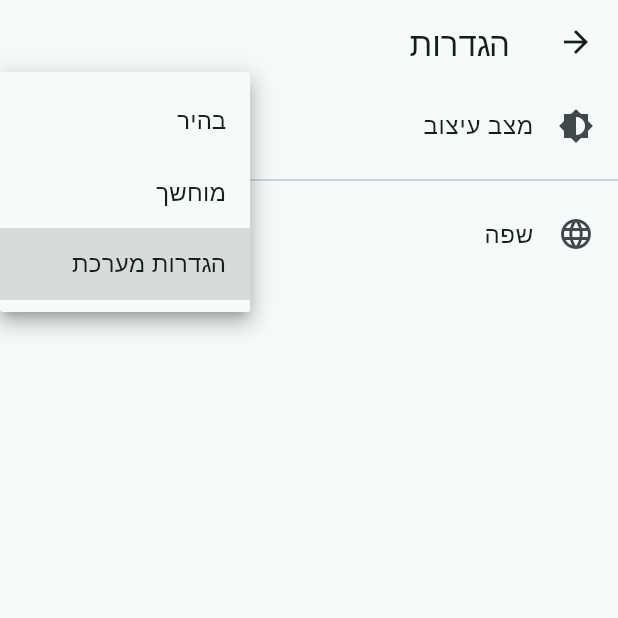
After one commit to Mashiah555/multi_calculator, a Flutter app: the SettingsScreen screen opened directly, after a tap on "הגדרות מערכת", on a phone screen of 412 x 824 dp, the top half of it. The commit adds this screen. Run offline on Flutter 3.47's test engine with Material 3 defaults, Android fonts, the phone set to English and light mode, and no system bars; our stand-ins replace flutter_riverpod, lottie, shared_preferences; accounts and stored records are empty.

Commit message:
Implemented the settings screen

```diff
--- a/lib/l10n/arb/app_he.arb
+++ b/lib/l10n/arb/app_he.arb
@@ -1,5 +1,23 @@
 {
     "@@locale": "he",
     "@@comment": "flutter gen-l10n",
-    "placeholder": "--TBD_HE--"
+    "placeholder": "--TBD_HE--",
+    "settings": "הגדרות",
+    "themeMode": "מצב עיצוב",
+    "light": "בהיר",
+    "dark": "מוחשך",
+    "system": "הגדרות מערכת",
+    "language": "שפה",
+    "calculator": "מחשבון {adjective}",
+    "converter": "המרת {adjective}",
+    "basic": "פשוט",
+    "advanced": "מתקדם",
+    "length": "אורך",
+    "mass": "משקל",
+    "area": "שטח",
+    "volume": "נפח",
+    "time": "זמן",
+    "data": "דאטה",
+    "speed": "מהירות",
+    "temperature": "טמפרטורה"
 }
--- /dev/null
+++ b/lib/screens/settings_screen.dart
@@ -0,0 +1,67 @@
+import 'package:flutter/material.dart';
+import 'package:flutter_riverpod/flutter_riverpod.dart';
+import 'package:multi_calculator/l10n/generated/l10n.dart';
+import 'package:multi_calculator/providers/settings_provider.dart';
+
+class SettingsScreen extends ConsumerWidget {
+  const SettingsScreen({super.key});
+
+  @override
+  Widget build(BuildContext context, WidgetRef ref) {
+    // A handy variable to access translated strings
+    final l10n = AppLocalizations.of(context);
+
+    final currentTheme = ref.watch(themeModeProvider);
+    final currentLocale = ref.watch(localeProvider);
+
+    return Scaffold(
+      appBar: AppBar(title: Text(l10n.settings)),
+      body: ListView(
+        children: [
+          // Theme Selection
+          ListTile(
+            leading: const Icon(Icons.brightness_6),
+            title: Text(l10n.themeMode),
+            trailing: DropdownButton<ThemeMode>(
+              value: currentTheme,
+              onChanged: (ThemeMode? newMode) {
+                if (newMode != null) {
+                  ref.read(themeModeProvider.notifier).setTheme(newMode);
+                }
+              },
+              items: [
+                DropdownMenuItem(
+                  value: ThemeMode.light,
+                  child: Text(l10n.light),
+                ),
+                DropdownMenuItem(value: ThemeMode.dark, child: Text(l10n.dark)),
+                DropdownMenuItem(
+                  value: ThemeMode.system,
+                  child: Text(l10n.system),
+                ),
+              ],
+            ),
+          ),
+          const Divider(),
+          // Language Selection
+          ListTile(
+            leading: const Icon(Icons.language),
+            title: Text(l10n.language),
+            trailing: DropdownButton<String>(
+              value: currentLocale.languageCode,
+              onChanged: (String? newLang) {
+                if (newLang != null) {
+                  ref.read(localeProvider.notifier).setLocale(Locale(newLang));
+                }
+              },
+              items: [
+                const DropdownMenuItem(value: 'he', child: Text('עברית')),
+                const DropdownMenuItem(value: 'en', child: Text('English')),
+              ],
+            ),
+          ),
+        ],
+      ),
+    );
+  }
+}
```
Also changed, not shown: lib/l10n/arb/app_en.arb (+86 -0 lines), lib/screens/main_screen.dart (+12 -5 lines), lib/l10n/generated/l10n.dart, lib/l10n/generated/l10n_en.dart, lib/l10n/generated/l10n_he.dart.
